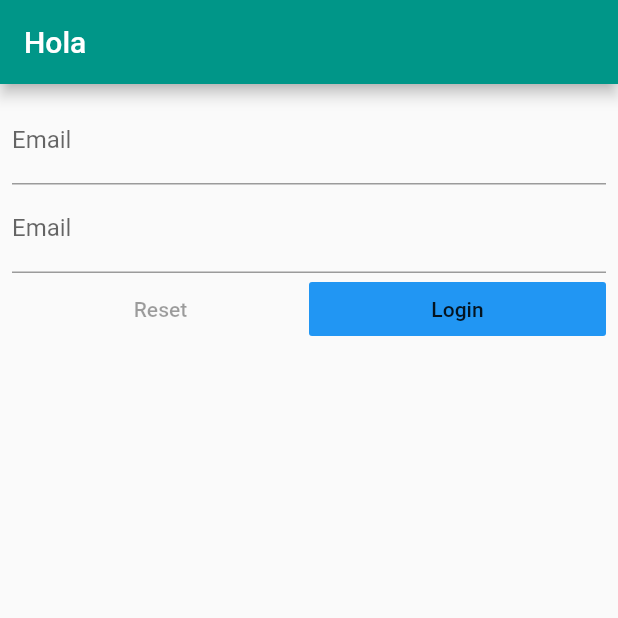
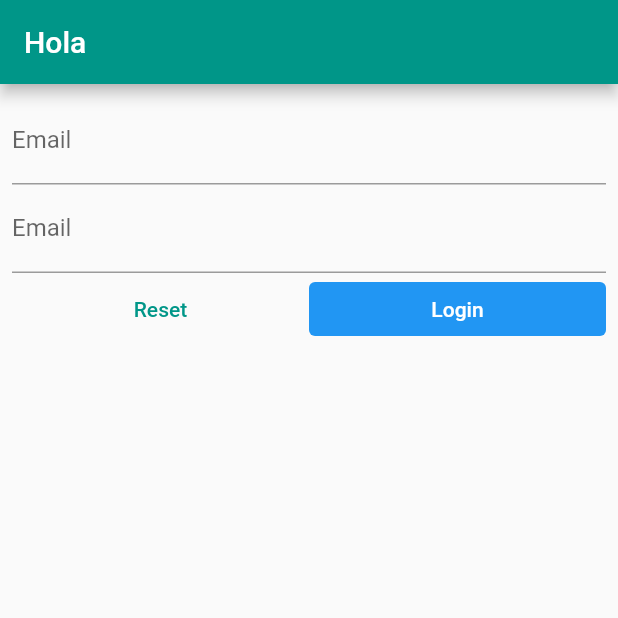
Before and after one commit to sapatekno/flutter_mvp, a Flutter app: the screen it shows after launch, on a phone screen of 412 x 824 dp, the top half of it. Run offline on Flutter 3.47's test engine with Material 2 defaults, Android fonts, the phone set to English and light mode, and no system bars; accounts and stored records are empty.

Commit message:
App - Change Deprecated Function

```diff
--- a/lib/base/base_stateful_widget.dart
+++ b/lib/base/base_stateful_widget.dart
@@ -52,7 +52,7 @@ abstract class BaseState<StatefulWidget extends BaseStatefulWidget,
       ),
     );
 
-    keyScaffold.currentState.showSnackBar(snackBar);
+    ScaffoldMessenger.of(context).showSnackBar(snackBar);
   }
 
   @override
--- a/lib/page/login/login_presenter.dart
+++ b/lib/page/login/login_presenter.dart
@@ -5,14 +5,6 @@ abstract class LoginContract extends BaseContract {
 }
 
 class LoginPresenter extends BasePresenter<LoginContract> {
-  String _coba = "";
-
-  String get coba => _coba;
-
-  set coba(String coba) {
-    _coba = coba;
-  }
-
   void getInfo() {
     print("this is getInfo");
   }
--- a/lib/page/login/login_view.dart
+++ b/lib/page/login/login_view.dart
@@ -50,15 +50,20 @@ class _LoginViewState extends BaseState<LoginView, LoginPresenter>
                 Row(
                   children: [
                     Expanded(
-                      child: FlatButton(
+                      child: TextButton(
+                        onPressed: () {},
                         child: Text("Reset"),
                       ),
                     ),
                     Expanded(
-                      child: FlatButton(
+                      child: TextButton(
                         child: Text("Login"),
-                        color: Colors.blue,
-                        onPressed: () {},
+                        style: TextButton.styleFrom(
+                            primary: Colors.white,
+                            backgroundColor: Colors.blue),
+                        onPressed: () {
+                          showSnackBar(message: "I am Clicked");
+                        },
                       ),
                     ),
                   ],
```
